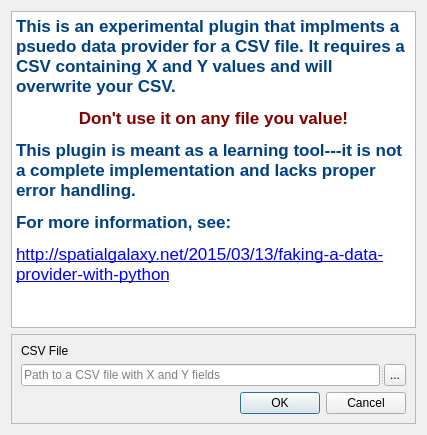
g-sherman/pseudo_csv_provider, file csv_provider_dialog_base.ui: the form before one commit.
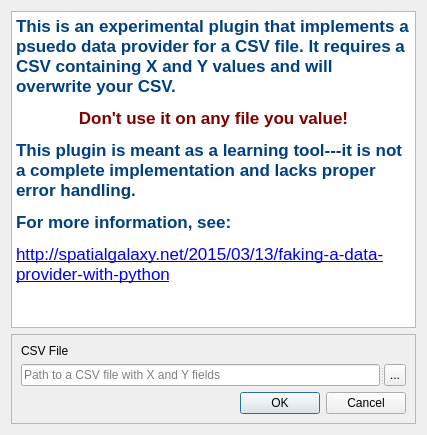
The form after the commit.

Commit message: Fix typo in dialog; bump version to 0.2

Patch:
```diff
--- a/csv_provider_dialog_base.ui
+++ b/csv_provider_dialog_base.ui
@@ -21,7 +21,7 @@
 &lt;html&gt;&lt;head&gt;&lt;meta name=&quot;qrichtext&quot; content=&quot;1&quot; /&gt;&lt;style type=&quot;text/css&quot;&gt;
 p, li { white-space: pre-wrap; }
 &lt;/style&gt;&lt;/head&gt;&lt;body style=&quot; font-family:'.Lucida Grande UI'; font-size:13pt; font-weight:400; font-style:normal;&quot;&gt;
-&lt;p style=&quot; margin-top:0px; margin-bottom:0px; margin-left:0px; margin-right:0px; -qt-block-indent:0; text-indent:0px;&quot;&gt;&lt;span style=&quot; font-weight:600; color:#004080;&quot;&gt;This is an experimental plugin that implments a psuedo data provider for a CSV file. It requires a CSV containing X and Y values and will overwrite your CSV. &lt;/span&gt;&lt;/p&gt;
+&lt;p style=&quot; margin-top:0px; margin-bottom:0px; margin-left:0px; margin-right:0px; -qt-block-indent:0; text-indent:0px;&quot;&gt;&lt;span style=&quot; font-weight:600; color:#004080;&quot;&gt;This is an experimental plugin that implements a psuedo data provider for a CSV file. It requires a CSV containing X and Y values and will overwrite your CSV. &lt;/span&gt;&lt;/p&gt;
 &lt;p align=&quot;center&quot; style=&quot; margin-top:12px; margin-bottom:12px; margin-left:0px; margin-right:0px; -qt-block-indent:0; text-indent:0px;&quot;&gt;&lt;span style=&quot; font-weight:600; color:#800000;&quot;&gt;Don't use it on any file you value!&lt;/span&gt;&lt;/p&gt;
 &lt;p style=&quot; margin-top:12px; margin-bottom:12px; margin-left:0px; margin-right:0px; -qt-block-indent:0; text-indent:0px;&quot;&gt;&lt;span style=&quot; font-weight:600; color:#004080;&quot;&gt;This plugin is meant as a learning tool---it is not a complete implementation and lacks proper error handling.&lt;/span&gt;&lt;/p&gt;
 &lt;p style=&quot; margin-top:12px; margin-bottom:12px; margin-left:0px; margin-right:0px; -qt-block-indent:0; text-indent:0px;&quot;&gt;&lt;span style=&quot; font-weight:600; color:#004080;&quot;&gt;For more information, see:&lt;/span&gt;&lt;/p&gt;
```
The commit also changes 1 other file.
